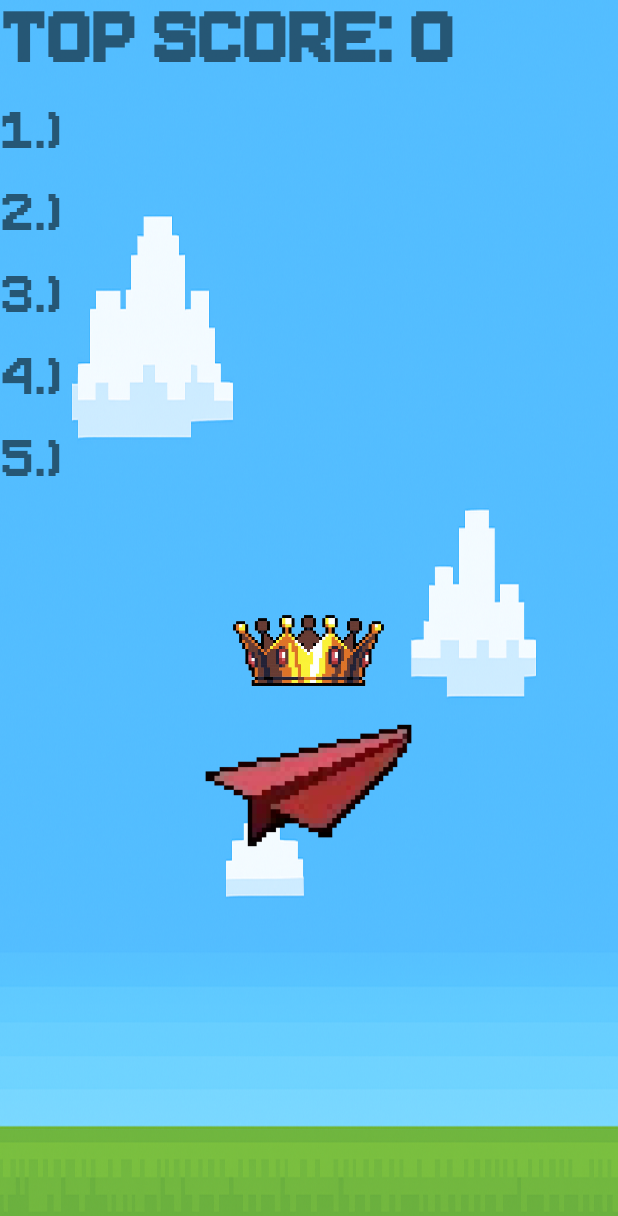
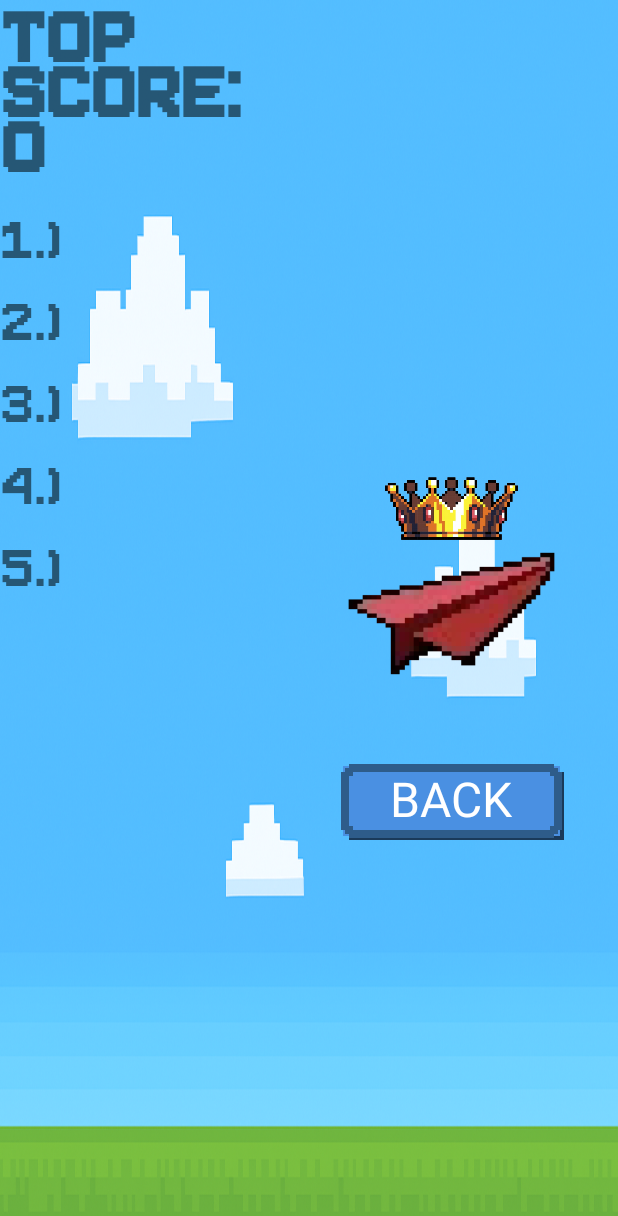
Before and after one commit to quynhtruong1303/Folded-Flight, an Android app: the HighScoreActivity screen opened directly, with no data from a screen before it, on a phone screen of 412 x 824 dp. Shown: the top 1216 px of the screen. Run offline under Robolectric (Android 15) with nearby library versions, the phone set to English and light mode, and no system bars.

Commit message:
high score fix

```diff
--- a/app/src/main/res/layout/activity_high_score.xml
+++ b/app/src/main/res/layout/activity_high_score.xml
@@ -7,9 +7,16 @@
     android:background="@drawable/background"
     android:layout_width="match_parent"
     android:layout_height="match_parent"
-    android:orientation="vertical"
+    android:orientation="horizontal"
     android:padding="24dp">
 
+    <LinearLayout
+        android:layout_width="0dp"
+        android:layout_height="match_parent"
+        android:layout_weight="1"
+        android:orientation="vertical"
+        android:paddingStart="0dp"
+        android:paddingEnd="16dp">
         <TextView
             android:id="@+id/highScoreTitle"
             android:layout_width="wrap_content"
@@ -59,22 +66,48 @@
             android:fontFamily="@font/pixelboy"
             android:paddingTop="16dp"
             android:textSize="48sp" />
+    </LinearLayout>
+
+    <LinearLayout
+        android:layout_width="0dp"
+        android:layout_height="match_parent"
+        android:layout_weight="1"
+        android:orientation="vertical"
+        android:gravity="center"
+        android:paddingStart="0dp"
+        android:paddingEnd="16dp">
+
+        <LinearLayout
+            android:layout_width="match_parent"
+            android:layout_height="wrap_content"
+            android:layout_marginBottom="24dp"
+            android:gravity="center"
+            android:orientation="vertical" >
+
+            <ImageView
+                android:id="@+id/imageView9"
+                android:layout_width="150dp"
+                android:layout_height="150dp"
+                android:layout_gravity="center"
+                android:layout_marginTop="0dp"
+                android:src="@drawable/crown_picsart_backgroundremover"
+                app:layout_constraintTop_toTopOf="parent" />
 
             <ImageView
                 android:id="@+id/imageView"
                 android:layout_width="150dp"
                 android:layout_height="150dp"
                 android:layout_gravity="center"
-        android:layout_marginTop="124dp"
+                android:layout_marginTop="-80dp"
                 android:src="@drawable/red_plane" />
 
-    <ImageView
-        android:id="@+id/imageView9"
-        android:layout_width="170dp"
-        android:layout_height="170dp"
-        android:layout_gravity="center"
-        android:layout_marginTop="-250dp"
-        android:src="@drawable/crown_picsart_backgroundremover"
-        app:layout_constraintTop_toTopOf="parent" />
+        </LinearLayout>
+
+        <com.oddghosts.foldedflight.ui.PixelButton
+            android:id="@+id/backButton"
+            android:layout_width="150dp"
+            android:layout_height="52dp"
+            android:text="@string/back_button" />
+    </LinearLayout>
 
 </LinearLayout>
```
Lines whose indentation alone changed are shown as unchanged.
